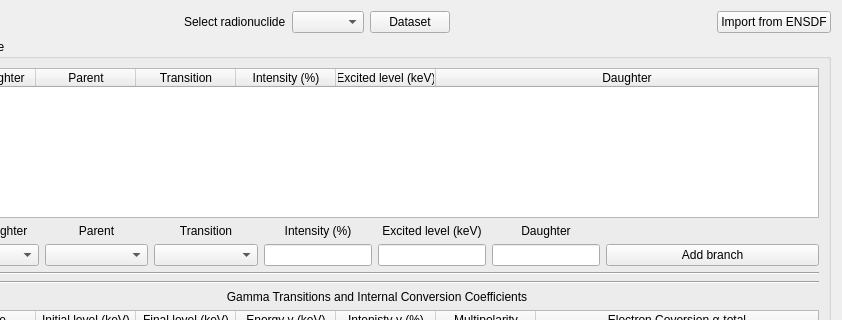
Qt form UI/DEC/formdashboard.ui (ziemastz/DES_v2) before a commit; both pictures show x 88 to 930 and y 0 to 320 of the 930 by 511 pixel window.
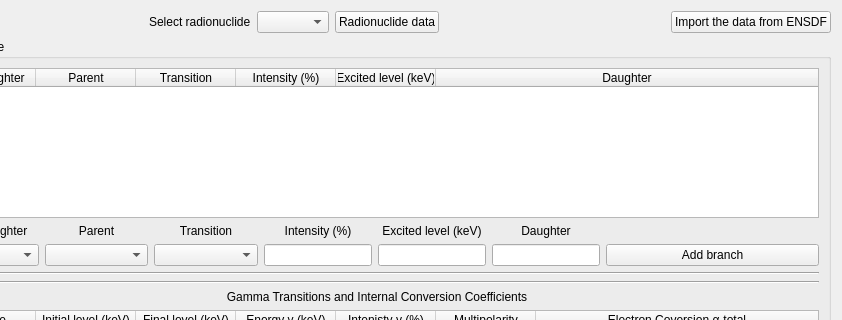
The same form after that commit.

Commit message: working on load ENSDF data

Patch:
```diff
--- a/UI/DEC/formdashboard.ui
+++ b/UI/DEC/formdashboard.ui
@@ -19,14 +19,14 @@
      <item row="0" column="3">
       <widget class="QPushButton" name="pushButton_nuclideDataset">
        <property name="text">
-        <string>Dataset</string>
+        <string>Radionuclide data</string>
        </property>
       </widget>
      </item>
      <item row="0" column="5">
       <widget class="QPushButton" name="pushButton_importENSDF">
        <property name="text">
-        <string>Import from ENSDF</string>
+        <string>Import the data from ENSDF</string>
        </property>
       </widget>
      </item>
```
The commit also changes 8 other files.
